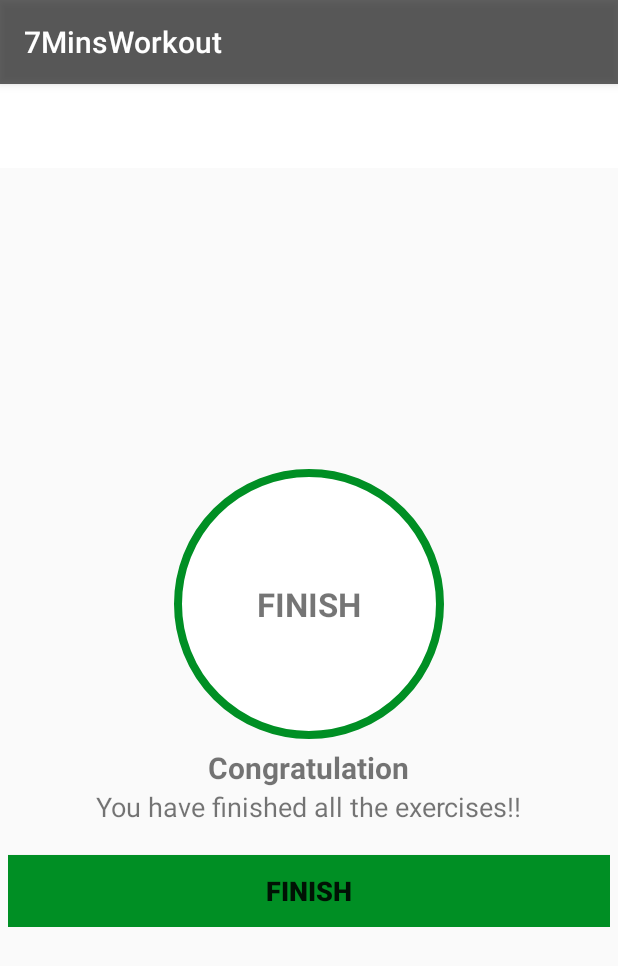
After one commit to raitenshi10/AndroidStudioProject, an Android app: the FinishActivity screen opened directly, with no data from a screen before it, on a phone screen of 412 x 824 dp. The commit adds this screen. Shown: the top 966 px of the screen. Run offline under Robolectric (Android 15) with nearby library versions, the phone set to English and light mode, and no system bars.

Commit message:
adding the finish activity

```diff
--- /dev/null
+++ b/7MinsWorkout/app/src/main/java/com/example/a7minsworkout/activity/FinishActivity.kt
@@ -0,0 +1,13 @@
+package com.example.a7minsworkout.activity
+
+import androidx.appcompat.app.AppCompatActivity
+import android.os.Bundle
+import com.example.a7minsworkout.R
+
+class FinishActivity : AppCompatActivity() {
+
+    override fun onCreate(savedInstanceState: Bundle?) {
+        super.onCreate(savedInstanceState)
+        setContentView(R.layout.activity_finish)
+    }
+}
--- a/7MinsWorkout/app/src/main/java/com/example/a7minsworkout/MainActivity.kt
+++ b/7MinsWorkout/app/src/main/java/com/example/a7minsworkout/activity/MainActivity.kt
@@ -1,9 +1,9 @@
-package com.example.a7minsworkout
+package com.example.a7minsworkout.activity
 
 import android.content.Intent
 import androidx.appcompat.app.AppCompatActivity
 import android.os.Bundle
-import android.widget.Toast
+import com.example.a7minsworkout.R
 import kotlinx.android.synthetic.main.activity_main.*
 
 class MainActivity : AppCompatActivity() {
--- /dev/null
+++ b/7MinsWorkout/app/src/main/res/layout/activity_finish.xml
@@ -0,0 +1,73 @@
+<?xml version="1.0" encoding="utf-8"?>
+<androidx.appcompat.widget.LinearLayoutCompat
+    xmlns:android="http://schemas.android.com/apk/res/android"
+    xmlns:app="http://schemas.android.com/apk/res-auto"
+    xmlns:tools="http://schemas.android.com/tools"
+    android:layout_width="match_parent"
+    android:layout_height="match_parent"
+    android:orientation="vertical"
+    tools:context=".activity.FinishActivity">
+
+    <androidx.appcompat.widget.Toolbar
+        android:id="@+id/toolbar_exercise"
+        android:layout_width="match_parent"
+        android:layout_height="?android:attr/actionBarSize"
+        android:background="#FFFFFF"
+        app:titleTextColor="@color/colorPrimary"
+        android:theme="@style/ToolbarTheme"/>
+
+    <androidx.appcompat.widget.LinearLayoutCompat
+        android:layout_width="match_parent"
+        android:layout_height="match_parent"
+        android:gravity="center"
+        android:orientation="vertical">
+
+        <androidx.appcompat.widget.LinearLayoutCompat
+            android:layout_width="180dp"
+            android:layout_height="180dp"
+            android:gravity="center"
+            android:orientation="vertical"
+            android:background="@drawable/item_circular_color_accent_border">
+
+            <androidx.appcompat.widget.AppCompatTextView
+                android:layout_width="wrap_content"
+                android:layout_height="wrap_content"
+                android:text="FINISH"
+                android:textStyle="bold"
+                android:textSize="22sp"/>
+        </androidx.appcompat.widget.LinearLayoutCompat>
+
+        <androidx.appcompat.widget.LinearLayoutCompat
+            android:layout_width="match_parent"
+            android:layout_height="wrap_content"
+            android:gravity="center"
+            android:paddingTop="@dimen/start_button_margin_top"
+            android:padding="5dp"
+            android:orientation="vertical">
+
+            <androidx.appcompat.widget.AppCompatTextView
+                android:layout_width="wrap_content"
+                android:layout_height="wrap_content"
+                android:textStyle="bold"
+                android:textSize="20sp"
+                android:text="Congratulation"/>
+
+            <androidx.appcompat.widget.AppCompatTextView
+                android:layout_width="wrap_content"
+                android:layout_height="wrap_content"
+                android:textSize="18sp"
+                android:text="You have finished all the exercises!!"/>
+
+
+            <androidx.appcompat.widget.AppCompatButton
+                android:layout_width="match_parent"
+                android:layout_height="wrap_content"
+                android:background="@color/colorAccent"
+                android:layout_marginTop="@dimen/start_button_margin_top"
+                android:text="FINISH"
+                android:textStyle="bold"
+                android:textSize="18dp"/>
+        </androidx.appcompat.widget.LinearLayoutCompat>
+
+    </androidx.appcompat.widget.LinearLayoutCompat>
+</androidx.appcompat.widget.LinearLayoutCompat>
--- a/7MinsWorkout/app/src/main/res/layout/activity_main.xml
+++ b/7MinsWorkout/app/src/main/res/layout/activity_main.xml
@@ -4,7 +4,7 @@
     xmlns:tools="http://schemas.android.com/tools"
     android:layout_width="match_parent"
     android:layout_height="match_parent"
-    tools:context=".MainActivity">
+    tools:context=".activity.MainActivity">
 
     <LinearLayout
         android:layout_width="match_parent"
@@ -36,7 +36,5 @@
 
 
         </androidx.appcompat.widget.LinearLayoutCompat>
-
-
     </LinearLayout>
 </androidx.constraintlayout.widget.ConstraintLayout>
--- a/7MinsWorkout/app/src/main/res/layout/item_exercise_status.xml
+++ b/7MinsWorkout/app/src/main/res/layout/item_exercise_status.xml
@@ -1,5 +1,6 @@
 <?xml version="1.0" encoding="utf-8"?>
-<TextView xmlns:android="http://schemas.android.com/apk/res/android"
+<TextView
+    xmlns:android="http://schemas.android.com/apk/res/android"
     xmlns:tools="http://schemas.android.com/tools"
     android:id="@+id/tvItem"
     android:layout_width="25dp"
@@ -12,5 +13,4 @@
     android:padding="3dp"
     android:background="@drawable/item_circular_color_grey_background"
     tools:text="1">
-
 </TextView>
```
Also changed, not shown: 7MinsWorkout/app/src/main/AndroidManifest.xml (+6 -5 lines), 7MinsWorkout/app/src/main/java/com/example/a7minsworkout/Constant.kt (deleted, +0 -55 lines), 7MinsWorkout/app/src/main/java/com/example/a7minsworkout/ExerciseModels.kt (deleted, +0 -9 lines), 7MinsWorkout/app/src/main/java/com/example/a7minsworkout/ExerciseStatusAdapter.kt (deleted, +0 -36 lines), 7MinsWorkout/app/src/main/java/com/example/a7minsworkout/activity/ExerciseActivity.kt (renamed from 7MinsWorkout/app/src/main/java/com/example/a7minsworkout/ExerciseActivity.kt, +29 -21 lines), 7MinsWorkout/app/src/main/java/com/example/a7minsworkout/adapter/ExerciseStatusAdapter.kt (added, +49 -0 lines), 7MinsWorkout/app/src/main/java/com/example/a7minsworkout/models/Constant.kt (added, +125 -0 lines), 7MinsWorkout/app/src/main/java/com/example/a7minsworkout/models/ExerciseModels.kt (added, +9 -0 lines), 7MinsWorkout/app/src/main/res/drawable/item_circular_thin_color_accent_border.xml (added, +10 -0 lines), 7MinsWorkout/app/src/main/res/layout/activity_exercise.xml (+9 -6 lines).
